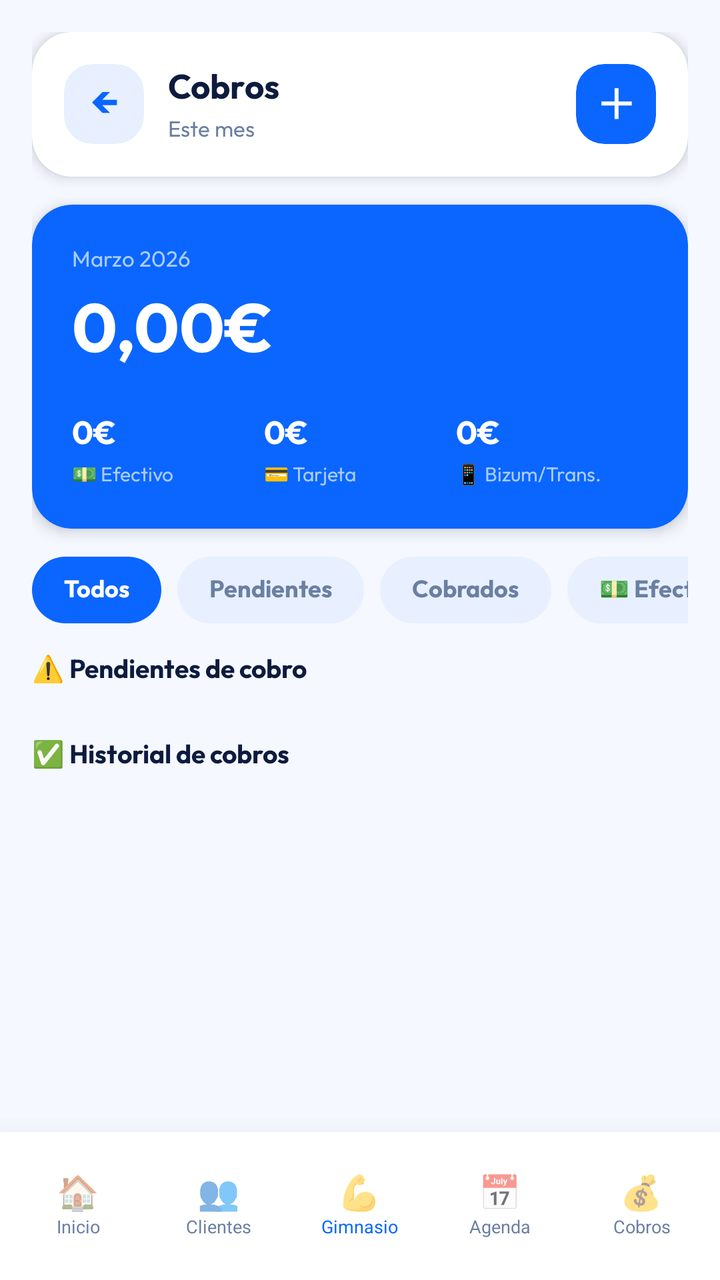
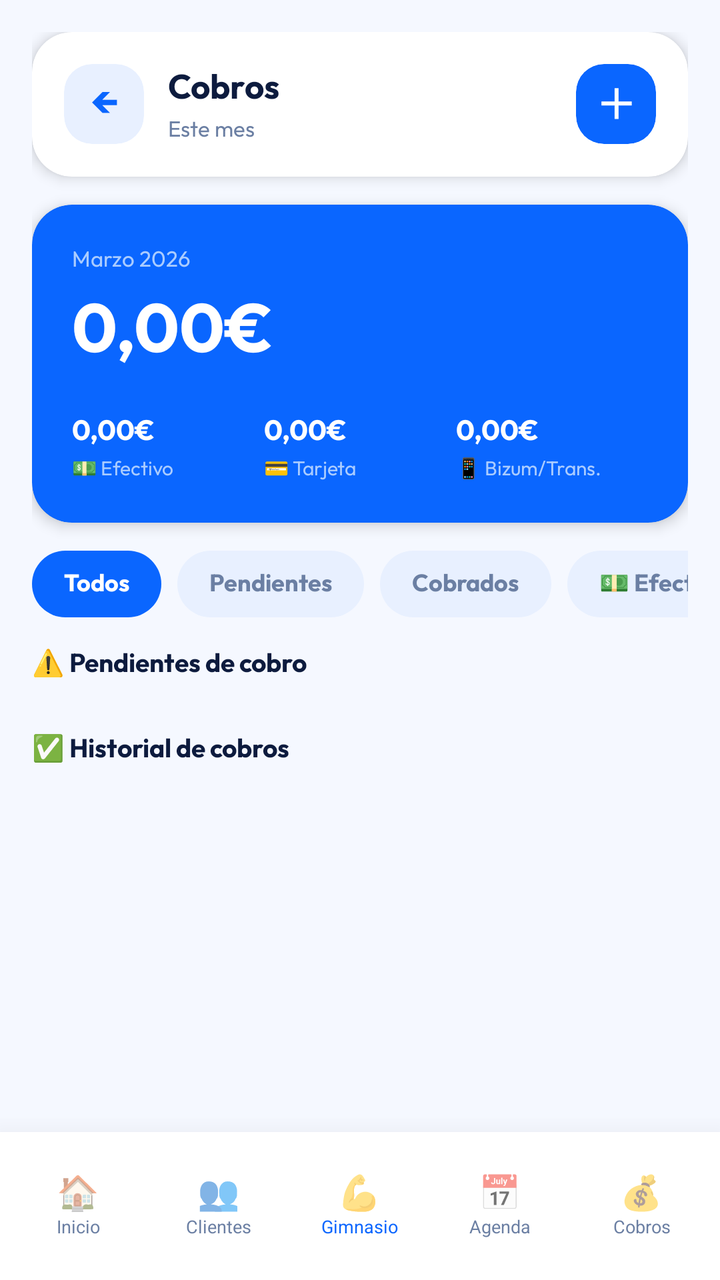

Compare the two renders of this Android layout. The source of the first and the diff that turns it into the second are given below.
<!-- AndroidManifest.xml: application theme Theme.KauNatureApplication -->
<!-- res/layout/activity_cobros.xml -->
<?xml version="1.0" encoding="utf-8"?>
<androidx.coordinatorlayout.widget.CoordinatorLayout
    xmlns:android="http://schemas.android.com/apk/res/android"
    xmlns:app="http://schemas.android.com/apk/res-auto"
    android:layout_width="match_parent"
    android:layout_height="match_parent"
    android:background="@color/bg_main">

    <androidx.core.widget.NestedScrollView
        android:layout_width="match_parent"
        android:layout_height="match_parent"
        android:paddingBottom="90dp"
        android:clipToPadding="false">

        <LinearLayout
            android:layout_width="match_parent"
            android:layout_height="wrap_content"
            android:orientation="vertical"
            android:padding="16dp">

            
            <androidx.cardview.widget.CardView
                android:layout_width="match_parent"
                android:layout_height="wrap_content"
                android:layout_marginBottom="14dp"
                app:cardCornerRadius="20dp"
                app:cardElevation="4dp"
                app:cardBackgroundColor="@color/white">

                <LinearLayout
                    android:layout_width="match_parent"
                    android:layout_height="wrap_content"
                    android:orientation="horizontal"
                    android:padding="16dp"
                    android:gravity="center_vertical">

                    <androidx.cardview.widget.CardView
                        android:id="@+id/btnBack"
                        android:layout_width="40dp"
                        android:layout_height="40dp"
                        app:cardCornerRadius="14dp"
                        app:cardElevation="0dp"
                        app:cardBackgroundColor="@color/blue_pale"
                        android:layout_marginEnd="12dp">
                        <TextView
                            android:layout_width="match_parent"
                            android:layout_height="match_parent"
                            android:text="←"
                            android:textSize="20sp"
                            android:textColor="@color/accent_blue"
                            android:fontFamily="@font/outfit_bold"
                            android:gravity="center"/>
                    </androidx.cardview.widget.CardView>

                    <LinearLayout
                        android:layout_width="0dp"
                        android:layout_height="wrap_content"
                        android:layout_weight="1"
                        android:orientation="vertical">
                        <TextView
                            android:layout_width="wrap_content"
                            android:layout_height="wrap_content"
                            android:text="Cobros"
                            android:textSize="17sp"
                            android:textColor="@color/text_primary"
                            android:fontFamily="@font/outfit_bold"/>
                        <TextView
                            android:id="@+id/tvCobrosSubtitle"
                            android:layout_width="wrap_content"
                            android:layout_height="wrap_content"
                            android:text="Este mes"
                            android:textSize="11sp"
                            android:textColor="@color/text_muted"
                            android:fontFamily="@font/outfit_regular"
                            android:layout_marginTop="1dp"/>
                    </LinearLayout>

                    <androidx.cardview.widget.CardView
                        android:id="@+id/btnNuevoCobro"
                        android:layout_width="40dp"
                        android:layout_height="40dp"
                        app:cardCornerRadius="14dp"
                        app:cardElevation="0dp"
                        app:cardBackgroundColor="@color/accent_blue">
                        <TextView
                            android:layout_width="match_parent"
                            android:layout_height="match_parent"
                            android:text="＋"
                            android:textSize="20sp"
                            android:textColor="@color/white"
                            android:fontFamily="@font/outfit_bold"
                            android:gravity="center"/>
                    </androidx.cardview.widget.CardView>

                </LinearLayout>
            </androidx.cardview.widget.CardView>

            
            <androidx.cardview.widget.CardView
                android:layout_width="match_parent"
                android:layout_height="wrap_content"
                android:layout_marginBottom="14dp"
                app:cardCornerRadius="20dp"
                app:cardElevation="4dp"
                app:cardBackgroundColor="@color/accent_blue">

                <LinearLayout
                    android:layout_width="match_parent"
                    android:layout_height="wrap_content"
                    android:orientation="vertical"
                    android:padding="20dp">

                    <TextView
                        android:id="@+id/tvMesLabel"
                        android:layout_width="wrap_content"
                        android:layout_height="wrap_content"
                        android:text="Marzo 2026"
                        android:textSize="11sp"
                        android:textColor="#AACCFF"
                        android:fontFamily="@font/outfit_regular"/>

                    <TextView
                        android:id="@+id/tvTotalMes"
                        android:layout_width="wrap_content"
                        android:layout_height="wrap_content"
                        android:text="0,00€"
                        android:textSize="34sp"
                        android:textColor="@color/white"
                        android:fontFamily="@font/outfit_bold"
                        android:layout_marginTop="4dp"
                        android:layout_marginBottom="16dp"/>

                    
                    <LinearLayout
                        android:layout_width="match_parent"
                        android:layout_height="wrap_content"
                        android:orientation="horizontal"
                        android:weightSum="3">

                        <LinearLayout
                            android:layout_width="0dp"
                            android:layout_height="wrap_content"
                            android:layout_weight="1"
                            android:orientation="vertical">
                            <TextView
                                android:id="@+id/tvKpiEfectivo"
                                android:layout_width="wrap_content"
                                android:layout_height="wrap_content"
                                android:text="0€"
                                android:textSize="16sp"
                                android:textColor="@color/white"
                                android:fontFamily="@font/outfit_bold"/>
                            <TextView
                                android:layout_width="wrap_content"
                                android:layout_height="wrap_content"
                                android:text="💵 Efectivo"
                                android:textSize="10sp"
                                android:textColor="#AACCFF"
                                android:fontFamily="@font/outfit_regular"
                                android:layout_marginTop="2dp"/>
                        </LinearLayout>

                        <LinearLayout
                            android:layout_width="0dp"
                            android:layout_height="wrap_content"
                            android:layout_weight="1"
                            android:orientation="vertical">
                            <TextView
                                android:id="@+id/tvKpiTarjeta"
                                android:layout_width="wrap_content"
                                android:layout_height="wrap_content"
                                android:text="0€"
                                android:textSize="16sp"
                                android:textColor="@color/white"
                                android:fontFamily="@font/outfit_bold"/>
                            <TextView
                                android:layout_width="wrap_content"
                                android:layout_height="wrap_content"
                                android:text="💳 Tarjeta"
                                android:textSize="10sp"
                                android:textColor="#AACCFF"
                                android:fontFamily="@font/outfit_regular"
                                android:layout_marginTop="2dp"/>
                        </LinearLayout>

                        <LinearLayout
                            android:layout_width="0dp"
                            android:layout_height="wrap_content"
                            android:layout_weight="1"
                            android:orientation="vertical">
                            <TextView
                                android:id="@+id/tvKpiBizumTransfer"
                                android:layout_width="wrap_content"
                                android:layout_height="wrap_content"
                                android:text="0€"
                                android:textSize="16sp"
                                android:textColor="@color/white"
                                android:fontFamily="@font/outfit_bold"/>
                            <TextView
                                android:layout_width="wrap_content"
                                android:layout_height="wrap_content"
                                android:text="📱 Bizum/Trans."
                                android:textSize="10sp"
                                android:textColor="#AACCFF"
                                android:fontFamily="@font/outfit_regular"
                                android:layout_marginTop="2dp"/>
                        </LinearLayout>

                    </LinearLayout>

                </LinearLayout>
            </androidx.cardview.widget.CardView>

            
            <HorizontalScrollView
                android:layout_width="match_parent"
                android:layout_height="wrap_content"
                android:layout_marginBottom="14dp"
                android:scrollbars="none">
                <LinearLayout
                    android:layout_width="wrap_content"
                    android:layout_height="wrap_content"
                    android:orientation="horizontal">

                    <TextView android:id="@+id/filtroTodos"
                        android:layout_width="wrap_content" android:layout_height="wrap_content"
                        android:text="Todos" android:textSize="12sp" android:fontFamily="@font/outfit_bold"
                        android:paddingStart="16dp" android:paddingEnd="16dp"
                        android:paddingTop="8dp" android:paddingBottom="8dp"
                        android:layout_marginEnd="8dp"
                        android:background="@drawable/shape_filter_active"
                        android:textColor="@color/white"/>

                    <TextView android:id="@+id/filtroPendientes"
                        android:layout_width="wrap_content" android:layout_height="wrap_content"
                        android:text="Pendientes" android:textSize="12sp" android:fontFamily="@font/outfit_bold"
                        android:paddingStart="16dp" android:paddingEnd="16dp"
                        android:paddingTop="8dp" android:paddingBottom="8dp"
                        android:layout_marginEnd="8dp"
                        android:background="@drawable/shape_filter_inactive"
                        android:textColor="@color/text_muted"/>

                    <TextView android:id="@+id/filtroCobrados"
                        android:layout_width="wrap_content" android:layout_height="wrap_content"
                        android:text="Cobrados" android:textSize="12sp" android:fontFamily="@font/outfit_bold"
                        android:paddingStart="16dp" android:paddingEnd="16dp"
                        android:paddingTop="8dp" android:paddingBottom="8dp"
                        android:layout_marginEnd="8dp"
                        android:background="@drawable/shape_filter_inactive"
                        android:textColor="@color/text_muted"/>

                    <TextView android:id="@+id/filtroEfectivo"
                        android:layout_width="wrap_content" android:layout_height="wrap_content"
                        android:text="💵 Efectivo" android:textSize="12sp" android:fontFamily="@font/outfit_bold"
                        android:paddingStart="16dp" android:paddingEnd="16dp"
                        android:paddingTop="8dp" android:paddingBottom="8dp"
                        android:layout_marginEnd="8dp"
                        android:background="@drawable/shape_filter_inactive"
                        android:textColor="@color/text_muted"/>

                    <TextView android:id="@+id/filtroTarjeta"
                        android:layout_width="wrap_content" android:layout_height="wrap_content"
                        android:text="💳 Tarjeta" android:textSize="12sp" android:fontFamily="@font/outfit_bold"
                        android:paddingStart="16dp" android:paddingEnd="16dp"
                        android:paddingTop="8dp" android:paddingBottom="8dp"
                        android:layout_marginEnd="8dp"
                        android:background="@drawable/shape_filter_inactive"
                        android:textColor="@color/text_muted"/>

                    <TextView android:id="@+id/filtroBizum"
                        android:layout_width="wrap_content" android:layout_height="wrap_content"
                        android:text="📱 Bizum" android:textSize="12sp" android:fontFamily="@font/outfit_bold"
                        android:paddingStart="16dp" android:paddingEnd="16dp"
                        android:paddingTop="8dp" android:paddingBottom="8dp"
                        android:layout_marginEnd="8dp"
                        android:background="@drawable/shape_filter_inactive"
                        android:textColor="@color/text_muted"/>

                    <TextView android:id="@+id/filtroTransferencia"
                        android:layout_width="wrap_content" android:layout_height="wrap_content"
                        android:text="🏦 Transferencia" android:textSize="12sp" android:fontFamily="@font/outfit_bold"
                        android:paddingStart="16dp" android:paddingEnd="16dp"
                        android:paddingTop="8dp" android:paddingBottom="8dp"
                        android:background="@drawable/shape_filter_inactive"
                        android:textColor="@color/text_muted"/>

                </LinearLayout>
            </HorizontalScrollView>

            
            <LinearLayout
                android:id="@+id/seccionPendientes"
                android:layout_width="match_parent"
                android:layout_height="wrap_content"
                android:orientation="vertical">

                <TextView
                    android:layout_width="wrap_content"
                    android:layout_height="wrap_content"
                    android:text="⚠️ Pendientes de cobro"
                    android:textSize="13sp"
                    android:textColor="@color/text_primary"
                    android:fontFamily="@font/outfit_bold"
                    android:layout_marginBottom="8dp"/>

                <LinearLayout
                    android:id="@+id/listaPendientes"
                    android:layout_width="match_parent"
                    android:layout_height="wrap_content"
                    android:orientation="vertical"
                    android:layout_marginBottom="16dp"/>

            </LinearLayout>

            
            <LinearLayout
                android:id="@+id/seccionHistorial"
                android:layout_width="match_parent"
                android:layout_height="wrap_content"
                android:orientation="vertical">

                <TextView
                    android:layout_width="wrap_content"
                    android:layout_height="wrap_content"
                    android:text="✅ Historial de cobros"
                    android:textSize="13sp"
                    android:textColor="@color/text_primary"
                    android:fontFamily="@font/outfit_bold"
                    android:layout_marginBottom="8dp"/>

                <LinearLayout
                    android:id="@+id/listaHistorial"
                    android:layout_width="match_parent"
                    android:layout_height="wrap_content"
                    android:orientation="vertical"/>

            </LinearLayout>

            
            <LinearLayout
                android:id="@+id/layoutVacio"
                android:layout_width="match_parent"
                android:layout_height="wrap_content"
                android:orientation="vertical"
                android:gravity="center"
                android:paddingTop="48dp"
                android:paddingBottom="48dp"
                android:visibility="gone">

                <TextView android:layout_width="wrap_content" android:layout_height="wrap_content"
                    android:text="💰" android:textSize="48sp" android:gravity="center"/>
                <TextView android:layout_width="wrap_content" android:layout_height="wrap_content"
                    android:text="Sin cobros" android:textSize="16sp"
                    android:textColor="@color/text_primary" android:fontFamily="@font/outfit_bold"
                    android:gravity="center" android:layout_marginTop="12dp"/>
                <TextView android:layout_width="wrap_content" android:layout_height="wrap_content"
                    android:text="Pulsa ＋ para registrar un cobro"
                    android:textSize="12sp" android:textColor="@color/text_muted"
                    android:fontFamily="@font/outfit_regular"
                    android:gravity="center" android:layout_marginTop="4dp"/>

            </LinearLayout>

        </LinearLayout>
    </androidx.core.widget.NestedScrollView>

    
    
    <LinearLayout
        android:id="@+id/bottomNavCustom"
        android:layout_width="match_parent"
        android:layout_height="74dp"
        android:layout_gravity="bottom"
        android:background="@color/white"
        android:elevation="20dp"
        android:orientation="horizontal"
        android:paddingHorizontal="4dp"
        android:paddingTop="6dp"
        android:paddingBottom="8dp">

        
        <LinearLayout
            android:id="@+id/nav_home"
            android:layout_width="0dp"
            android:layout_height="match_parent"
            android:layout_weight="1"
            android:orientation="vertical"
            android:gravity="center"
            android:paddingVertical="4dp">
            <TextView
                android:id="@+id/navIconHome"
                android:layout_width="wrap_content"
                android:layout_height="wrap_content"
                android:text="🏠"
                android:textSize="17sp"
                android:gravity="center"/>
            <TextView
                android:id="@+id/navLabelHome"
                android:layout_width="wrap_content"
                android:layout_height="wrap_content"
                android:text="Inicio"
                android:textSize="9sp"
                android:textColor="@color/text_muted"
                android:gravity="center"/>
        </LinearLayout>

        
        <LinearLayout
            android:id="@+id/nav_clientes"
            android:layout_width="0dp"
            android:layout_height="match_parent"
            android:layout_weight="1"
            android:orientation="vertical"
            android:gravity="center"
            android:paddingVertical="4dp">
            <TextView
                android:id="@+id/navIconClientes"
                android:layout_width="wrap_content"
                android:layout_height="wrap_content"
                android:text="👥"
                android:textSize="17sp"
                android:gravity="center"/>
            <TextView
                android:id="@+id/navLabelClientes"
                android:layout_width="wrap_content"
                android:layout_height="wrap_content"
                android:text="Clientes"
                android:textSize="9sp"
                android:textColor="@color/text_muted"
                android:gravity="center"/>
        </LinearLayout>
        
        <LinearLayout
            android:id="@+id/nav_gimnasio"
            android:layout_width="0dp"
            android:layout_height="match_parent"
            android:layout_weight="1"
            android:orientation="vertical"
            android:gravity="center"
            android:paddingVertical="4dp">
            <TextView
                android:id="@+id/navIconGimnasio"
                android:layout_width="wrap_content"
                android:layout_height="wrap_content"
                android:text="💪"
                android:textSize="17sp"
                android:gravity="center"/>
            <TextView
                android:id="@+id/navLabelGimnasio"
                android:layout_width="wrap_content"
                android:layout_height="wrap_content"
                android:text="Gimnasio"
                android:textSize="9sp"
                android:textColor="@color/accent_blue"
                android:gravity="center"/>
        </LinearLayout>

        
        <LinearLayout
            android:id="@+id/nav_agenda"
            android:layout_width="0dp"
            android:layout_height="match_parent"
            android:layout_weight="1"
            android:orientation="vertical"
            android:gravity="center"
            android:paddingVertical="4dp">
            <TextView
                android:id="@+id/navIconAgenda"
                android:layout_width="wrap_content"
                android:layout_height="wrap_content"
                android:text="📅"
                android:textSize="17sp"
                android:gravity="center"/>
            <TextView
                android:id="@+id/navLabelAgenda"
                android:layout_width="wrap_content"
                android:layout_height="wrap_content"
                android:text="Agenda"
                android:textSize="9sp"
                android:textColor="@color/text_muted"
                android:gravity="center"/>
        </LinearLayout>

        
        <LinearLayout
            android:id="@+id/nav_cobros"
            android:layout_width="0dp"
            android:layout_height="match_parent"
            android:layout_weight="1"
            android:orientation="vertical"
            android:gravity="center"
            android:paddingVertical="4dp">
            <TextView
                android:id="@+id/navIconCobros"
                android:layout_width="wrap_content"
                android:layout_height="wrap_content"
                android:text="💰"
                android:textSize="17sp"
                android:gravity="center"/>
            <TextView
                android:id="@+id/navLabelCobros"
                android:layout_width="wrap_content"
                android:layout_height="wrap_content"
                android:text="Cobros"
                android:textSize="9sp"
                android:textColor="@color/text_muted"
                android:gravity="center"/>
        </LinearLayout>

    </LinearLayout>


</androidx.coordinatorlayout.widget.CoordinatorLayout>
<!-- resources referenced by this layout -->
<resources>
  <color name="accent_blue">#0A66FF</color>
  <color name="bg_main">#F5F8FF</color>
  <color name="blue_pale">#E8F0FF</color>
  <color name="text_muted">#6B7FA3</color>
  <color name="text_primary">#0D1B3E</color>
  <color name="white">#FFFFFF</color>
  <!-- drawable shape_filter_active (drawable) -->
  <?xml version="1.0" encoding="utf-8"?>
  <shape xmlns:android="http://schemas.android.com/apk/res/android"
      android:shape="rectangle">
      <solid android:color="#0A66FF"/>
      <corners android:radius="20dp"/>
  </shape>
  <!-- drawable shape_filter_inactive (drawable) -->
  <?xml version="1.0" encoding="utf-8"?>
  <shape xmlns:android="http://schemas.android.com/apk/res/android"
      android:shape="rectangle">
      <solid android:color="#E8F0FF"/>
      <corners android:radius="20dp"/>
  </shape>
  <style name="Theme.KauNatureApplication" parent="Theme.MaterialComponents.DayNight.NoActionBar">
          <item name="colorPrimary">@color/accent_blue</item>
          <item name="colorPrimaryVariant">@color/accent_blue_light</item>
          <item name="colorOnPrimary">@color/white</item>
          
          <item name="android:colorBackground">@color/bg_main</item>
          <item name="colorSurface">@color/white</item>
          <item name="colorSurfaceVariant">@color/blue_pale2</item>
          <item name="colorOnSurface">@color/text_primary</item>
          <item name="colorOnSurfaceVariant">@color/text_muted</item>
          
          <item name="android:statusBarColor">@color/white</item>
          <item name="android:navigationBarColor">@color/white</item>
          <item name="android:windowLightStatusBar">true</item>
      </style>
  <color name="accent_blue_light">#3D85FF</color>
  <color name="blue_pale2">#F0F5FF</color>
</resources>

<!-- the commit's change to res/layout/activity_cobros.xml (unified diff, before → after) -->
@@ -144,12 +144,15 @@
                             android:orientation="vertical">
                             <TextView
                                 android:id="@+id/tvKpiEfectivo"
-                                android:layout_width="wrap_content"
+                                android:layout_width="match_parent"
                                 android:layout_height="wrap_content"
-                                android:text="0€"
-                                android:textSize="16sp"
+                                android:text="0,00€"
+                                android:textSize="14sp"
                                 android:textColor="@color/white"
-                                android:fontFamily="@font/outfit_bold"/>
+                                android:fontFamily="@font/outfit_bold"
+                                android:maxLines="1"
+                                android:adjustViewBounds="true"
+                                android:ellipsize="none"/>
                             <TextView
                                 android:layout_width="wrap_content"
                                 android:layout_height="wrap_content"
@@ -167,12 +170,15 @@
                             android:orientation="vertical">
                             <TextView
                                 android:id="@+id/tvKpiTarjeta"
-                                android:layout_width="wrap_content"
+                                android:layout_width="match_parent"
                                 android:layout_height="wrap_content"
-                                android:text="0€"
-                                android:textSize="16sp"
+                                android:text="0,00€"
+                                android:textSize="14sp"
                                 android:textColor="@color/white"
-                                android:fontFamily="@font/outfit_bold"/>
+                                android:fontFamily="@font/outfit_bold"
+                                android:maxLines="1"
+                                android:adjustViewBounds="true"
+                                android:ellipsize="none"/>
                             <TextView
                                 android:layout_width="wrap_content"
                                 android:layout_height="wrap_content"
@@ -190,12 +196,15 @@
                             android:orientation="vertical">
                             <TextView
                                 android:id="@+id/tvKpiBizumTransfer"
-                                android:layout_width="wrap_content"
+                                android:layout_width="match_parent"
                                 android:layout_height="wrap_content"
-                                android:text="0€"
-                                android:textSize="16sp"
+                                android:text="0,00€"
+                                android:textSize="14sp"
                                 android:textColor="@color/white"
-                                android:fontFamily="@font/outfit_bold"/>
+                                android:fontFamily="@font/outfit_bold"
+                                android:maxLines="1"
+                                android:adjustViewBounds="true"
+                                android:ellipsize="none"/>
                             <TextView
                                 android:layout_width="wrap_content"
                                 android:layout_height="wrap_content"
